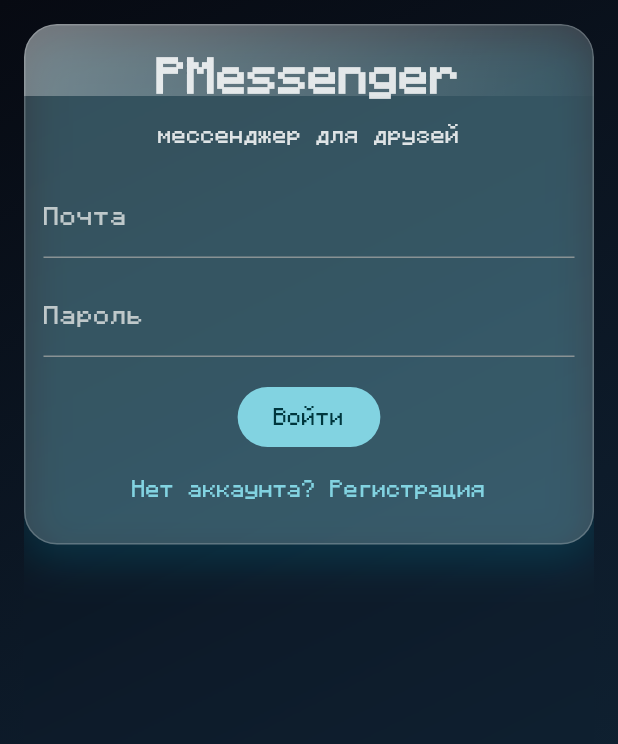
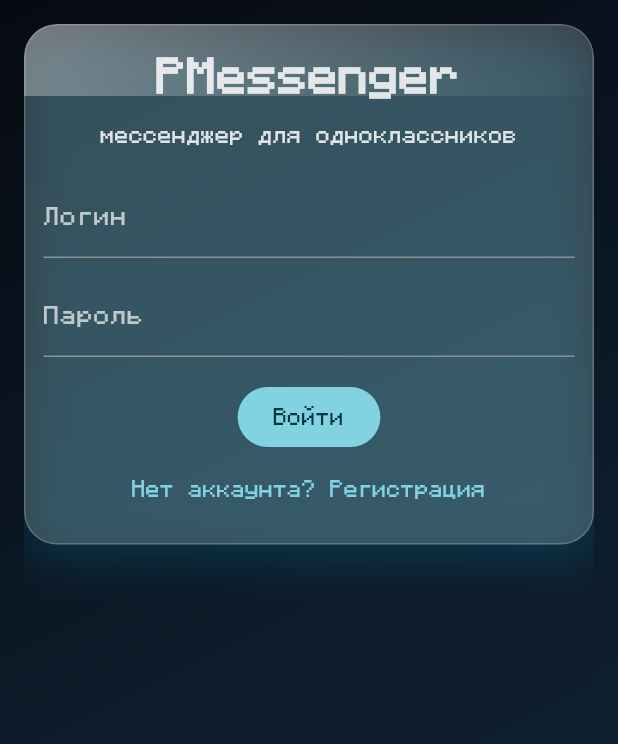
Before and after one commit to Patrick909-afk/pig-messenger-public, a Flutter app: the screen it shows after launch, on a phone screen of 412 x 824 dp. Shown: the top 744 px of the screen. Run offline on Flutter 3.47's test engine with Material 3 defaults, Android fonts, the phone set to English and light mode, and no system bars; our stand-ins replace shared_preferences, supabase_flutter, timeago; accounts and stored records are empty.

Commit message:
Use login+password auth flow and update subtitle text

```diff
--- a/lib/main.dart
+++ b/lib/main.dart
@@ -24,12 +24,12 @@ const _i18n = <String, Map<String, String>>{
     _kk: 'PMessenger',
   },
   'subtitle': {
-    _ru: 'мессенджер для друзей',
+    _ru: 'мессенджер для одноклассников',
     _kk: 'достарга арналған мессенджер',
   },
   'email': {
-    _ru: 'Почта',
-    _kk: 'Пошта',
+    _ru: 'Логин',
+    _kk: 'Логин',
   },
   'password': {
     _ru: 'Пароль',
@@ -124,7 +124,7 @@ const _i18n = <String, Map<String, String>>{
     _kk: 'Шығу',
   },
   'auth_created': {
-    _ru: 'Аккаунт создан. Проверь почту, если включено подтверждение.',
+    _ru: 'Аккаунт создан. Теперь заходи по логину и паролю.',
     _kk: 'Аккаунт ашылды. Растау қосулы болса, поштаны тексер.',
   },
   'dns_help': {
@@ -342,25 +342,40 @@ class AuthPage extends StatefulWidget {
 }
 
 class _AuthPageState extends State<AuthPage> {
-  final _email = TextEditingController();
+  final _login = TextEditingController();
   final _password = TextEditingController();
   final _name = TextEditingController();
   bool _isLogin = true;
   bool _busy = false;
 
+  String _toAuthEmail(String login) {
+    final normalized = login.trim().toLowerCase().replaceAll(RegExp(r'[^a-z0-9_.-]'), '');
+    return '$normalized@pmessenger.local';
+  }
+
   Future<void> _submit() async {
+    final loginRaw = _login.text.trim();
+    if (loginRaw.length < 3) {
+      ScaffoldMessenger.of(context).showSnackBar(
+        const SnackBar(content: Text('Логин должен быть минимум 3 символа')),
+      );
+      return;
+    }
+
     setState(() => _busy = true);
     try {
       if (_isLogin) {
         await _db.auth.signInWithPassword(
-          email: _email.text.trim(),
+          email: _toAuthEmail(_login.text),
           password: _password.text,
         );
       } else {
         await _db.auth.signUp(
-          email: _email.text.trim(),
+          email: _toAuthEmail(_login.text),
           password: _password.text,
-          data: {'full_name': _name.text.trim()},
+          data: {
+            'full_name': _name.text.trim().isEmpty ? _login.text.trim() : _name.text.trim(),
+          },
         );
         if (!mounted) return;
         ScaffoldMessenger.of(context)
@@ -414,8 +429,7 @@ class _AuthPageState extends State<AuthPage> {
                       ),
                     if (!_isLogin) const SizedBox(height: 10),
                     TextField(
-                      controller: _email,
-                      keyboardType: TextInputType.emailAddress,
+                      controller: _login,
                       decoration: InputDecoration(labelText: tr(lang, 'email')),
                     ),
                     const SizedBox(height: 10),
```
